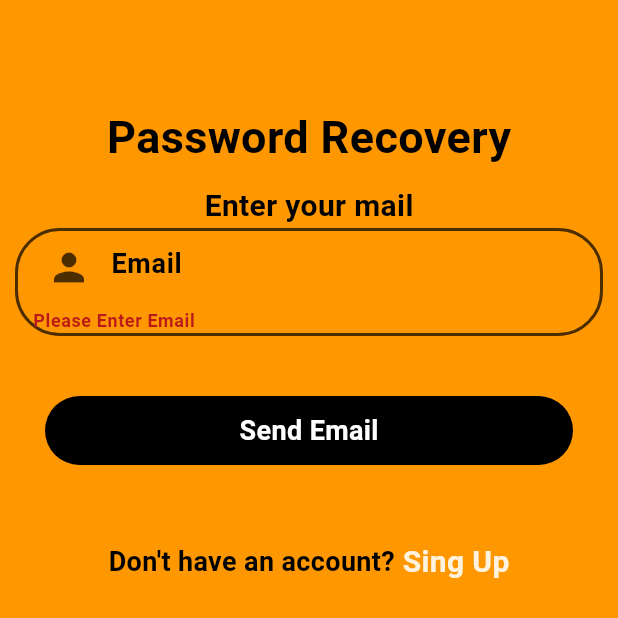
After one commit to ACICT-DEPI/ONL1_SWD4_S1e-Merkato, a Flutter app: the ForgotPassword screen opened directly, after a tap on "Send Email", on a phone screen of 412 x 824 dp, the top half of it. The commit adds this screen. Run offline on Flutter 3.47's test engine with Material 3 defaults, Android fonts, the phone set to English and light mode, and no system bars; our stand-ins replace curved_navigation_bar, firebase_auth, firebase_core; accounts and stored records are empty.

Commit message:
forget password done

```diff
--- /dev/null
+++ b/lib/pages/forgotpassword.dart
@@ -0,0 +1,170 @@
+import 'package:firebase_auth/firebase_auth.dart';
+import 'package:flutter/material.dart';
+import 'package:marwan_be2/pages/singin.dart';
+
+class ForgotPassword extends StatefulWidget {
+  const ForgotPassword({super.key});
+
+  @override
+  State<ForgotPassword> createState() => _ForgotPasswordState();
+}
+
+class _ForgotPasswordState extends State<ForgotPassword> {
+  TextEditingController mailcontroller = new TextEditingController();
+
+  String email = "";
+
+  final _formkey = GlobalKey<FormState>();
+
+  resetPassword() async {
+    try {
+      await FirebaseAuth.instance.sendPasswordResetEmail(email: email);
+      ScaffoldMessenger.of(context).showSnackBar(SnackBar(
+          content: Text(
+        "Password Reset Email has been sent !",
+        style: TextStyle(fontSize: 18.0),
+      )));
+    } on FirebaseAuthException catch (e) {
+      if (e.code == "user-not-found") {
+        ScaffoldMessenger.of(context).showSnackBar(SnackBar(
+            content: Text(
+          "No user found for that email.",
+          style: TextStyle(fontSize: 18.0),
+        )));
+      }
+    }
+  }
+
+  @override
+  Widget build(BuildContext context) {
+    return Scaffold(
+      backgroundColor: Colors.orange,
+      body: Container(
+        child: Column(
+          children: [
+            SizedBox(
+              height: 70.0,
+            ),
+            Container(
+              alignment: Alignment.topCenter,
+              child: Text(
+                "Password Recovery",
+                style: TextStyle(
+                    color: const Color.fromARGB(255, 0, 0, 0),
+                    fontSize: 30.0,
+                    fontWeight: FontWeight.bold),
+              ),
+            ),
+            SizedBox(
+              height: 10.0,
+            ),
+            Text(
+              "Enter your mail",
+              style: TextStyle(
+                  color: const Color.fromARGB(255, 0, 0, 0),
+                  fontSize: 20.0,
+                  fontWeight: FontWeight.bold),
+            ),
+            Expanded(
+                child: Form(
+                  key: _formkey,
+                    child: Padding(
+              padding: EdgeInsets.only(left: 10.0,right: 10),
+              child: ListView(
+                children: [
+                  Container(
+                    padding: EdgeInsets.only(left: 10.0),
+                    decoration: BoxDecoration(
+                      border: Border.all(color: const Color.fromARGB(179, 0, 0, 0), width: 2.0),
+                      borderRadius: BorderRadius.circular(30),
+                    ),
+                    child: TextFormField(
+                      controller: mailcontroller,
+                      validator: (value) {
+                        if (value == null || value.isEmpty) {
+                          return 'Please Enter Email';
+                        }
+                        return null;
+                      },
+                      style: TextStyle(color: const Color.fromARGB(255, 0, 0, 0)),
+                      decoration: InputDecoration(
+                          hintText: "Email",
+                          hintStyle:
+                              TextStyle(fontSize: 18.0, color: const Color.fromARGB(255, 0, 0, 0)),
+                          prefixIcon: Icon(
+                            Icons.person,
+                            color: const Color.fromARGB(179, 0, 0, 0),
+                            size: 30.0,
+                          ),
+                          border: InputBorder.none),
+                    ),
+                  ),
+                  SizedBox(
+                    height: 40.0,
+                  ),
+                  GestureDetector(
+                    onTap: (){
+                    if(_formkey.currentState!.validate()){
+                      setState(() {
+                        email= mailcontroller.text;
+                      });
+                      resetPassword();
+                    }
+                    },
+                    child: Container(
+                      width: 140,
+                      padding: EdgeInsets.all(10),
+                      margin: EdgeInsets.only(left: 20.0,right:20 ),
+                      decoration: BoxDecoration(
+                          color: const Color.fromARGB(255, 0, 0, 0),
+                          borderRadius: BorderRadius.circular(50)),
+                      child: Center(
+                        child: Text(
+                          "Send Email",
+                          style: TextStyle(
+                              color: Color.fromARGB(255, 255, 255, 255),
+                              fontSize: 18.0,
+                              fontWeight: FontWeight.bold),
+                        ),
+                      ),
+                    ),
+                  ),
+                  SizedBox(
+                    height: 50.0,
+                  ),
+                  Row(
+                    mainAxisAlignment: MainAxisAlignment.center,
+                    children: [
+                      Text(
+                        "Don't have an account?",
+                        style: TextStyle(fontSize: 18.0, color: const Color.fromARGB(255, 0, 0, 0)),
+                      ),
+                      SizedBox(
+                        width: 5.0,
+                      ),
+                      GestureDetector(
+                        onTap: () {
+                          Navigator.push(
+                              context,
+                              MaterialPageRoute(
+                                  builder: (context) => SingUp()));
+                        },
+                        child: Text(
+                          "Sing Up",
+                          style: TextStyle(
+                              color: Color.fromARGB(224, 255, 255, 254),
+                              fontSize: 20.0,
+                              fontWeight: FontWeight.w500),
+                        ),
+                      )
+                    ],
+                  )
+                ],
+              ),
+            ))),
+          ],
+        ),
+      ),
+    );
+  }
+}
--- a/lib/pages/home.dart
+++ b/lib/pages/home.dart
@@ -81,9 +81,9 @@ class _HomeState extends State<Home> {
                       crossAxisAlignment: CrossAxisAlignment.start,
                       children: [
                       Image.asset('images/classic-burger.png',height: 100.0,width:150.0, fit: BoxFit.fill,),
-                      Text(' Peef Burger', style:  Appwidget.HeadLinetextFeildStyle(),),
+                      Text(' Beef Burger', style:  Appwidget.HeadLinetextFeildStyle(),),
                       SizedBox(height: 5.0,),
-                      Text('stander peef\nburger sandwich ', style:  Appwidget.LiighttextFeildStyle(),),
+                      Text('stander beef\nburger sandwich ', style:  Appwidget.LiighttextFeildStyle(),),
                       Text("\$25",style: Appwidget.boldTextFeildStyle(),)
 
                                   ],),),
@@ -104,9 +104,9 @@ class _HomeState extends State<Home> {
                     crossAxisAlignment: CrossAxisAlignment.start,
                     children: [
                     Image.asset('images/classic-burger.png',height: 100.0,width:150.0, fit: BoxFit.fill,),
-                    Text(' Peef Burger', style:  Appwidget.HeadLinetextFeildStyle(),),
+                    Text(' Beef Burger', style:  Appwidget.HeadLinetextFeildStyle(),),
                     SizedBox(height: 5.0,),
-                    Text('stander peef\nburger sandwich ', style:  Appwidget.LiighttextFeildStyle(),),
+                    Text('stander beef\nburger sandwich ', style:  Appwidget.LiighttextFeildStyle(),),
                     Text("\$25",style: Appwidget.boldTextFeildStyle(),)
 
                                 ],),),
@@ -126,7 +126,7 @@ class _HomeState extends State<Home> {
                     crossAxisAlignment: CrossAxisAlignment.start,
                     children: [
                     Image.asset('images/classic-burger.png',height: 100.0,width:150.0, fit: BoxFit.fill,),
-                    Text(' Peef Burger', style:  Appwidget.HeadLinetextFeildStyle(),),
+                    Text(' Beef Burger', style:  Appwidget.HeadLinetextFeildStyle(),),
                     SizedBox(height: 5.0,),
                     Text('stander peef\nburger sandwich ', style:  Appwidget.LiighttextFeildStyle(),),
                     Text("\$25",style: Appwidget.boldTextFeildStyle(),)
@@ -168,7 +168,7 @@ class _HomeState extends State<Home> {
                      SizedBox(height: 10.0,),
                     Container(
                     width: MediaQuery.of(context).size.width/2,
-                    child: Text('Peef burger with pineaolle pieces' ,style: Appwidget.LiighttextFeildStyle(),),
+                    child: Text('Beef burger with pineaolle pieces' ,style: Appwidget.LiighttextFeildStyle(),),
                      ),
 
                      SizedBox(height: 10.0,),
--- a/lib/pages/login.dart
+++ b/lib/pages/login.dart
@@ -1,5 +1,6 @@
 import 'package:flutter/material.dart';
 import 'package:marwan_be2/pages/bottomNav.dart';
+import 'package:marwan_be2/pages/forgotpassword.dart';
 import 'package:marwan_be2/pages/singin.dart';
 import 'package:marwan_be2/widget/widget_support.dart';
 
@@ -128,14 +129,20 @@ class _LogInState extends State<LogIn> {
                               ),
                             ),
                             SizedBox(height: 40.0),
-                            Container(
+                            GestureDetector(
+                              onTap: (){
+                                Navigator.push(context, MaterialPageRoute(builder: (context)=> ForgotPassword()));
+                              },
+                              child: Container(
                                 alignment: Alignment.centerRight,
+
                                 child: Text(
                                   'Forget Password?',
                                   style: TextStyle(
                                     fontFamily: 'Roboto',
                                     fontSize: 17.0,
                                     fontWeight: FontWeight.bold,
+                                  ),
                                 ),
                               ),
                             ),
--- /dev/null
+++ b/lib/widget/app_constant.dart
@@ -0,0 +1,5 @@
+String publishableKey =
+    "pk_test_51PBJCGCITDqCvdrh9WMFIZWrYRxXrHAg83dzQlbYIrU9UpfN6v41pdVQEkeX3cuKwXG6XkV7kQcdk1Ox9aThR4YB00FDhNlmOx";
+    ////////secret key for api \\\\\\\\\
+String secretKey =
+    "sk_test_51PBJCGCITDqCvdrhgBylYaFTTIAVPf1v0yQ2XWwPPoaeOPlCDBufttK6zM0ZGQ81OfWlrrJ0KEuvVFdm6mqi4DtM00a9w2GgDp";
```
Also changed, not shown: images/wallet.png (added). Lines whose indentation alone changed are shown as unchanged.
